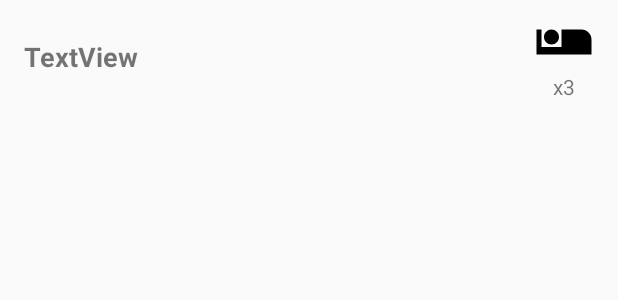
After one commit to PauBlanes/ProjecteAplicat, an Android app: the layout routepoint_row_layout.xml on its own in the app's theme, with its tools: preview values and no code run, on a phone screen of 412 x 824 dp. The commit adds this screen. Shown: the top 300 px of the screen. Run offline under Robolectric (Android 15) with nearby library versions, the phone set to English and light mode, and no system bars.

Commit message:
Mostrar detall de ruta

```diff
--- /dev/null
+++ b/TravelNet/app/src/main/res/drawable/ic_bed.xml
@@ -0,0 +1,9 @@
+<vector xmlns:android="http://schemas.android.com/apk/res/android"
+        android:width="24dp"
+        android:height="24dp"
+        android:viewportWidth="24.0"
+        android:viewportHeight="24.0">
+    <path
+        android:fillColor="#FF000000"
+        android:pathData="M7,13c1.65,0 3,-1.35 3,-3S8.65,7 7,7s-3,1.35 -3,3 1.35,3 3,3zM19,7h-8v7L3,14L3,7L1,7v10h22v-6c0,-2.21 -1.79,-4 -4,-4z"/>
+</vector>
--- a/TravelNet/app/src/main/res/layout/activity_route_detail.xml
+++ b/TravelNet/app/src/main/res/layout/activity_route_detail.xml
@@ -82,6 +82,7 @@
     </android.support.constraint.ConstraintLayout>
 
     <android.support.v7.widget.RecyclerView
+        android:id="@+id/rv_routepoints"
         android:layout_width="match_parent"
         android:layout_height="wrap_content">
 
@@ -140,7 +141,7 @@
 
     <ImageButton
         android:id="@+id/imageButton2"
-        android:layout_width="match_parent"
+        android:layout_width="wrap_content"
         android:layout_height="wrap_content"
         android:layout_gravity="center_horizontal"
         android:padding="5dp"
@@ -175,7 +176,7 @@
 
     <ImageButton
         android:id="@+id/imageButton3"
-        android:layout_width="match_parent"
+        android:layout_width="wrap_content"
         android:layout_height="wrap_content"
         android:layout_gravity="center_horizontal"
         android:padding="5dp"
--- /dev/null
+++ b/TravelNet/app/src/main/res/layout/routepoint_row_layout.xml
@@ -0,0 +1,51 @@
+<?xml version="1.0" encoding="utf-8"?>
+<android.support.constraint.ConstraintLayout xmlns:android="http://schemas.android.com/apk/res/android"
+    xmlns:app="http://schemas.android.com/apk/res-auto"
+    xmlns:tools="http://schemas.android.com/tools"
+    android:layout_width="match_parent"
+    android:layout_height="wrap_content">
+
+    <TextView
+        android:id="@+id/tv_rp_location"
+        android:layout_width="wrap_content"
+        android:layout_height="wrap_content"
+        android:layout_marginStart="16dp"
+        android:layout_marginTop="8dp"
+        android:layout_marginBottom="8dp"
+        android:text="TextView"
+        android:textSize="18sp"
+        android:textStyle="bold"
+        app:layout_constraintBottom_toBottomOf="parent"
+        app:layout_constraintStart_toStartOf="parent"
+        app:layout_constraintTop_toTopOf="parent" />
+
+    <LinearLayout
+        android:id="@+id/layout_nºnights"
+        android:layout_width="wrap_content"
+        android:layout_height="wrap_content"
+        android:layout_marginTop="8dp"
+        android:layout_marginEnd="16dp"
+        android:layout_marginBottom="8dp"
+        android:clickable="true"
+        android:orientation="vertical"
+        app:layout_constraintBottom_toBottomOf="parent"
+        app:layout_constraintEnd_toEndOf="parent"
+        app:layout_constraintTop_toTopOf="parent">
+
+        <ImageView
+            android:id="@+id/imageView3"
+            android:layout_width="40dp"
+            android:layout_height="40dp"
+            android:layout_gravity="center_horizontal"
+            app:srcCompat="@drawable/ic_bed" />
+
+        <TextView
+            android:id="@+id/tv_rp_nº_nights"
+            android:layout_width="wrap_content"
+            android:layout_height="wrap_content"
+            android:layout_gravity="center_horizontal"
+            android:gravity="center_horizontal"
+            android:text="x3" />
+    </LinearLayout>
+
+</android.support.constraint.ConstraintLayout>
```
Also changed, not shown: TravelNet/app/src/main/java/paublanes/travelnet/RouteDetailActivity.java (+59 -1 lines), TravelNet/app/src/main/java/paublanes/travelnet/RoutePoint.java (+9 -1 lines), TravelNet/app/src/main/java/paublanes/travelnet/RoutePointAdapter.java (added, +73 -0 lines), TravelNet/app/src/main/res/layout/numpicker_dialog.xml (added, +34 -0 lines).
